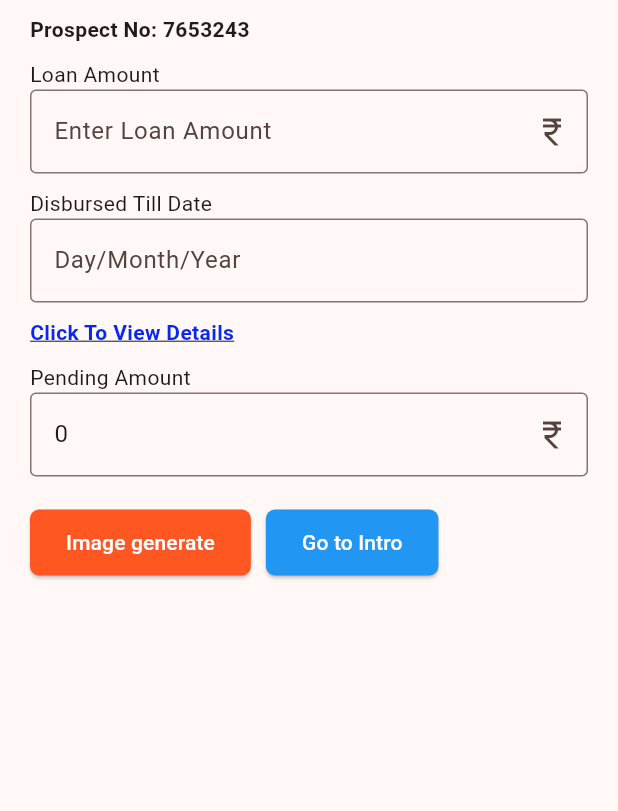
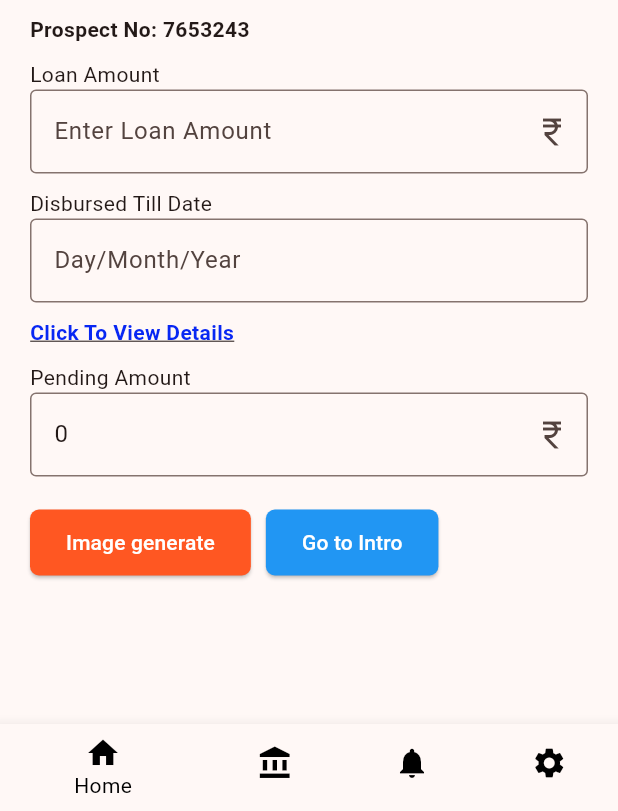
Before and after one commit to dlshet12/flutter_test, a Flutter app: the screen it shows after launch, on a phone screen of 412 x 824 dp, the part 425-1236 px from its top. Run offline on Flutter 3.47's test engine with Material 3 defaults, Android fonts, the phone set to English and light mode, and no system bars.

Commit message:
navbar added

```diff
--- a/lib/main.dart
+++ b/lib/main.dart
@@ -1,7 +1,7 @@
 import 'package:flutter/material.dart';
 import 'package:provider/provider.dart';
 import './pages/loan_provider.dart';
-import './pages/home.dart';
+import './pages/main_screen.dart';  // Import your MainScreen
 
 void main() {
   runApp(
@@ -25,7 +25,7 @@ class MyApp extends StatelessWidget {
         useMaterial3: true,
         colorScheme: ColorScheme.fromSeed(seedColor: Colors.deepOrange),
       ),
-      home: LoanPaymentScreen(),
+      home: MainScreen(), // Use MainScreen instead of LoanPaymentScreen
     );
   }
 }
--- /dev/null
+++ b/lib/pages/bottom_navbar.dart
@@ -0,0 +1,24 @@
+import 'package:flutter/material.dart';
+
+class BottomNavBar extends StatelessWidget {
+  final int currentIndex;
+  final Function(int) onTap;
+
+  const BottomNavBar({Key? key, required this.currentIndex, required this.onTap}) : super(key: key);
+
+  @override
+  Widget build(BuildContext context) {
+    return BottomNavigationBar(
+      currentIndex: currentIndex,
+      onTap: onTap,
+      selectedItemColor: Colors.black, // Selected item icon color
+      unselectedItemColor: Colors.black,
+      items: const [
+        BottomNavigationBarItem(icon: Icon(Icons.home), label: "Home"),
+        BottomNavigationBarItem(icon: Icon(Icons.account_balance), label: "Loans"),
+        BottomNavigationBarItem(icon: Icon(Icons.notifications), label: "Notifications"),
+        BottomNavigationBarItem(icon: Icon(Icons.settings), label: "Settings"),
+      ],
+    );
+  }
+}
--- /dev/null
+++ b/lib/pages/main_screen.dart
@@ -0,0 +1,37 @@
+import 'package:flutter/material.dart';
+import 'home.dart';
+import 'intro.dart';
+import './bottom_navbar.dart';
+
+class MainScreen extends StatefulWidget {
+  @override
+  _MainScreenState createState() => _MainScreenState();
+}
+
+class _MainScreenState extends State<MainScreen> {
+  int _selectedIndex = 0;
+
+  final List<Widget> _pages = [
+    LoanPaymentScreen(),  // Your home page
+    IntroScreen(loanAmount: "10000"),  // Example navigation to intro screen
+    Center(child: Text("Notifications Page")),
+    Center(child: Text("Settings Page")),
+  ];
+
+  void _onItemTapped(int index) {
+    setState(() {
+      _selectedIndex = index;
+    });
+  }
+
+  @override
+  Widget build(BuildContext context) {
+    return Scaffold(
+      body: _pages[_selectedIndex],
+      bottomNavigationBar: BottomNavBar(
+        currentIndex: _selectedIndex,
+        onTap: _onItemTapped,
+      ),
+    );
+  }
+}
```
